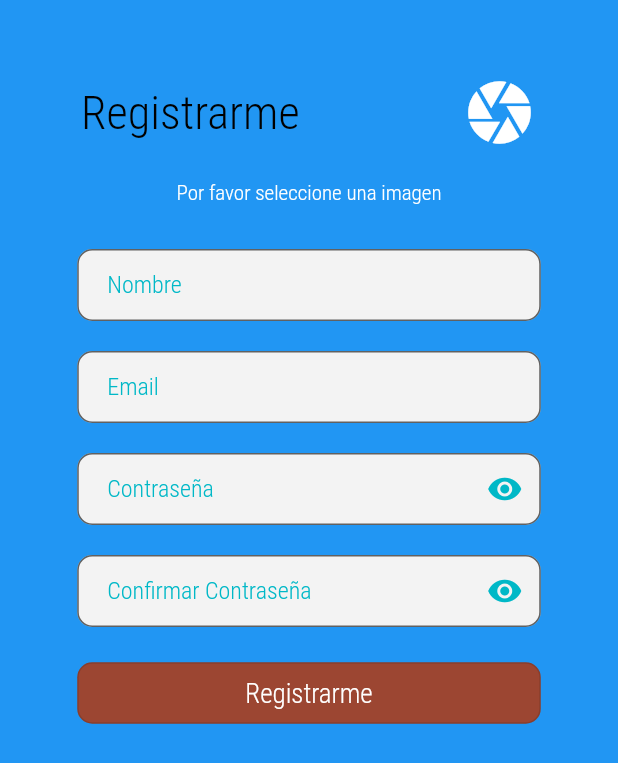
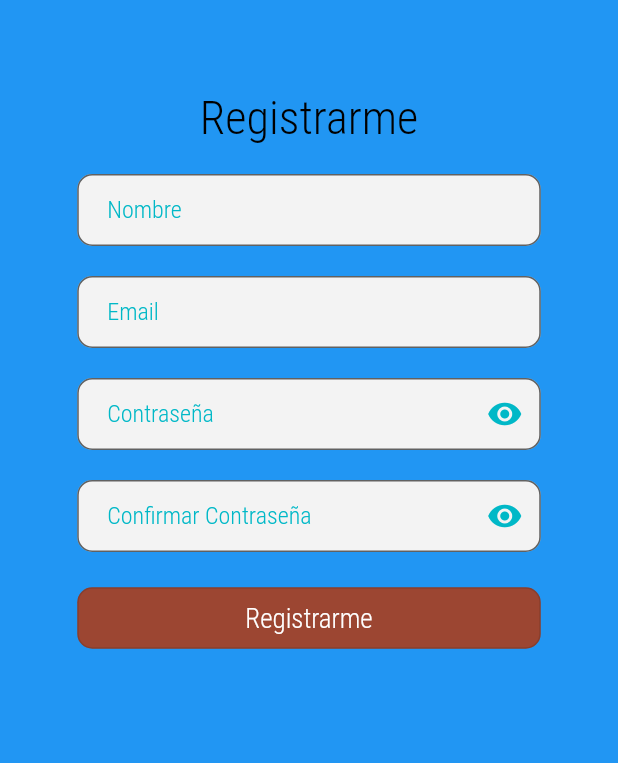
Before and after one commit to MiguelAngelLopezBlanca/My_Paradise_Main, a Flutter app: the Registro screen opened directly, on a phone screen of 412 x 824 dp. Shown: the top 763 px of the screen. Run offline on Flutter 3.47's test engine with Material 2 defaults, Android fonts, the phone set to English and light mode, and no system bars; our stand-ins replace cloud_firestore, expandable, firebase_auth, firebase_core, image_picker; missing offline and left inert: flutter_cube; accounts and stored records are empty.

Commit message:
registro.dart

```diff
--- a/lib/bottomNavigationItem/registro.dart
+++ b/lib/bottomNavigationItem/registro.dart
@@ -13,8 +13,6 @@ class Registro extends StatefulWidget {
 }
 
 class _Registro extends State<Registro> {
-  File imageFile;
-
   void handleNavigateTapToHome(BuildContext context) {
     Navigator.of(context).push(
       CupertinoPageRoute(
@@ -34,28 +32,6 @@ class _Registro extends State<Registro> {
 
   double returnResponsiveHeight(context, double originalPercentValue) {
     return MediaQuery.of(context).size.height * originalPercentValue;
-  }
-
-  void abrirGaleria(BuildContext context) async {
-    var picture = await ImagePicker.pickImage(source: ImageSource.gallery);
-
-    this.setState(() {
-      imageFile = picture;
-    });
-  }
-
-  Widget verImagen() {
-    if (imageFile != null) {
-      return Image.file(imageFile,
-          width: returnResponsiveWidth(context, 0.2),
-          height: returnResponsiveHeight(context, 0.1));
-    } else {
-      return Text(
-        "Por favor seleccione una imagen",
-        textAlign: TextAlign.center,
-        style: TextStyle(color: Colors.white),
-      );
-    }
   }
 
   String dsName, mail, passwd, passwdV;
@@ -115,7 +91,7 @@ class _Registro extends State<Registro> {
           Column(
             crossAxisAlignment: CrossAxisAlignment.stretch,
             children: [
-              Padding(padding: const EdgeInsets.fromLTRB(0, 50, 0, 0)),
+              Padding(padding: const EdgeInsets.fromLTRB(0, 60, 0, 0)),
               Row(
                 mainAxisAlignment: MainAxisAlignment.spaceAround,
                 children: [
@@ -131,26 +107,10 @@ class _Registro extends State<Registro> {
                       ),
                     ],
                   ),
-                  Column(
-                    children: [
-                      InkWell(
-                        child: Icon(
-                          Icons.camera,
-                          color: Colors.white,
-                          size: 50,
-                        ),
-                        onTap: () => abrirGaleria(context),
-                      ),
-                    ],
-                  )
                 ],
               ),
               const SizedBox(
                 height: 20,
-              ),
-              verImagen(),
-              const SizedBox(
-                height: 30,
               ),
               FractionallySizedBox(
                 widthFactor: 0.75,
```
